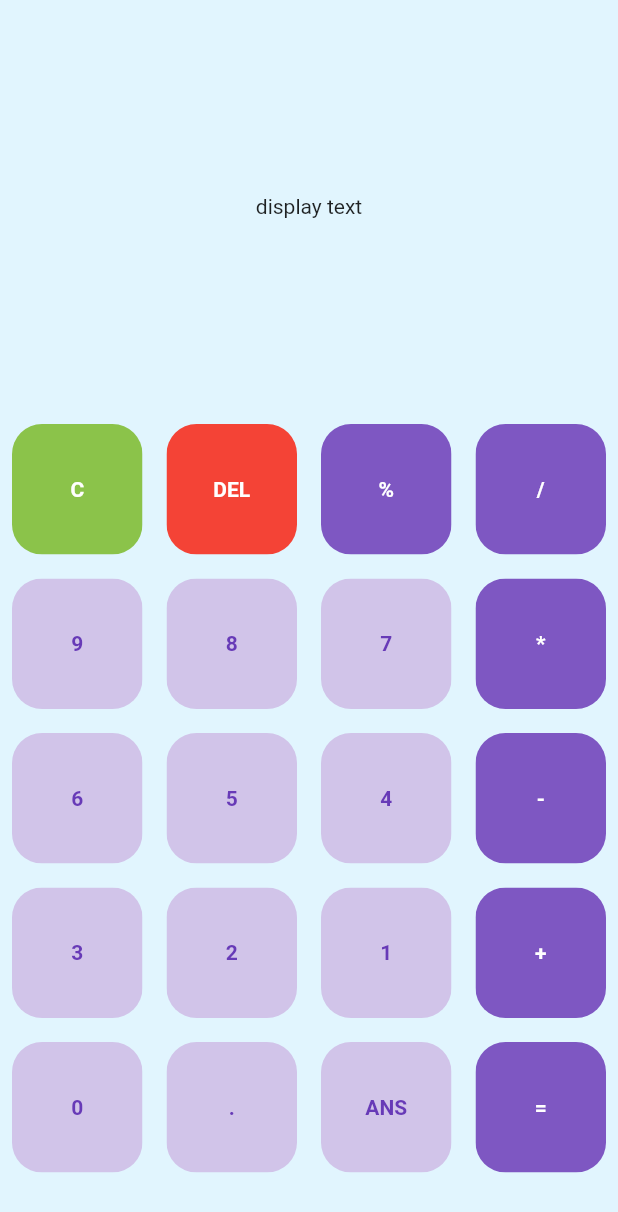
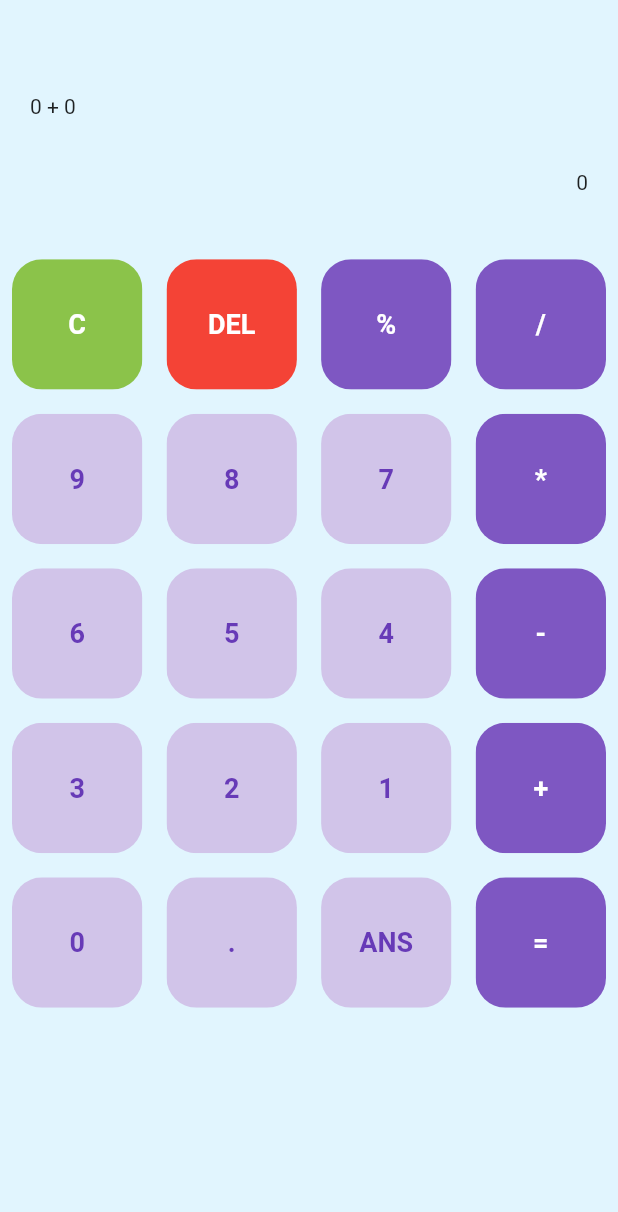
Before and after one commit to ashishkarki/Flutter-Projects-Practice, a Flutter app: the screen it shows after launch, on a phone screen of 412 x 824 dp. Shown: the top 1212 px of the screen. Run offline on Flutter 3.47's test engine with Material 2 defaults, Android fonts, the phone set to English and light mode, and no system bars; Roboto replaces fonts that are missing (RobotoMono-BoldItalic).

Commit message:
Adjusting user query + result and the buttons styles

```diff
--- a/flutter_simple_calculator/lib/calculator_button.dart
+++ b/flutter_simple_calculator/lib/calculator_button.dart
@@ -19,10 +19,16 @@ class CalculatorButton extends StatelessWidget {
         borderRadius: BorderRadius.circular(20.0),
         child: Container(
           color: backgroundColor,
+          height: 5,
+          width: 5,
           child: Center(
             child: Text(
               buttonText,
-              style: TextStyle(color: textColor, fontWeight: FontWeight.bold),
+              style: TextStyle(
+                color: textColor,
+                fontSize: 18,
+                fontWeight: FontWeight.bold,
+              ),
             ),
           ),
         ),
--- a/flutter_simple_calculator/lib/home_page.dart
+++ b/flutter_simple_calculator/lib/home_page.dart
@@ -10,35 +10,65 @@ class HomePage extends StatefulWidget {
 
 class _HomePageState extends State<HomePage> {
   List<String> buttonTexts = constants.buttonTexts;
+  var userQuery = '0 + 0';
+  var result = '0';
+
+  bool isOperator(String symbol) {
+    return constants.operatorButtonTexts.contains(symbol);
+  }
 
   @override
   Widget build(BuildContext context) {
-    bool isOperator(String symbol) {
-      return constants.operatorButtonTexts.contains(symbol);
+    final mediaQry = MediaQuery.of(context);
+
+    bool isPotrait() {
+      return mediaQry.orientation == Orientation.portrait;
+    }
+
+    double viewPortHeight() {
+      return mediaQry.size.height;
     }
 
     return Scaffold(
       backgroundColor: Colors.lightBlue[50],
       body: Column(
         children: [
-          Expanded(
+          Container(
             // gives whatever space is remaining in this Column to its child
             child: Container(
-              child: Center(
-                child: Text('display text'),
+              height: isPotrait() // But: landscape is disabled in main.dart
+                  ? (viewPortHeight() * 0.20)
+                  : (viewPortHeight() * 0.4),
+              width: double.infinity,
+              child: Column(
+                mainAxisAlignment: MainAxisAlignment.spaceEvenly,
+                children: [
+                  // SizedBox(
+                  //   height: 30,
+                  // ),
+                  Container(
+                    child: Text(userQuery),
+                    alignment: Alignment.centerLeft,
+                    padding: const EdgeInsets.fromLTRB(20, 30, 20, 1),
+                  ),
+                  Container(
+                    child: Text(result),
+                    alignment: Alignment.centerRight,
+                    padding: const EdgeInsets.fromLTRB(20, 1, 20, 2),
+                  ),
+                ],
               ),
             ),
           ),
           Expanded(
-            flex: 2,
+            //flex: 2,
             // gives whatever space is remaining in this Column to its child
-            child: Container(
-              child: Center(
             child: GridView.builder(
+              physics: NeverScrollableScrollPhysics(),
               gridDelegate: SliverGridDelegateWithFixedCrossAxisCount(
                 crossAxisCount: 4,
-                    // crossAxisSpacing: 4.0,
-                    // mainAxisSpacing: 4.0,
+                crossAxisSpacing: 0.1,
+                mainAxisSpacing: 0.1,
               ),
               itemBuilder: (BuildContext ctx, int itemIdx) {
                 if (itemIdx == 0) {
@@ -68,8 +98,6 @@ class _HomePageState extends State<HomePage> {
               itemCount: buttonTexts.length,
             ),
           ),
-            ),
-          ),
         ],
       ),
     );
--- a/flutter_simple_calculator/lib/main.dart
+++ b/flutter_simple_calculator/lib/main.dart
@@ -1,9 +1,15 @@
 import 'package:flutter/material.dart';
+import 'package:flutter/services.dart';
 
 import './home_page.dart';
 
 void main() {
-  runApp(MyApp());
+  WidgetsFlutterBinding.ensureInitialized();
+  SystemChrome.setPreferredOrientations([DeviceOrientation.portraitUp]).then(
+    (value) => runApp(
+      MyApp(),
+    ),
+  );
 }
 
 class MyApp extends StatelessWidget {
```
Lines whose indentation alone changed are shown as unchanged.
